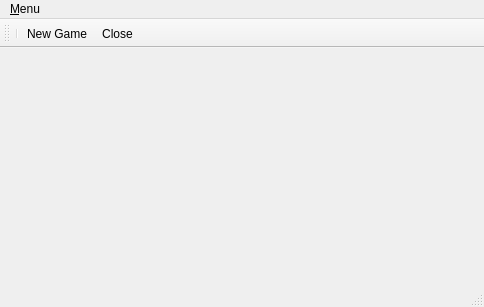
The window that source/MainWindow.ui (CrlosRodN/Sugoroku) describes before a commit, drawn with Qt 5.
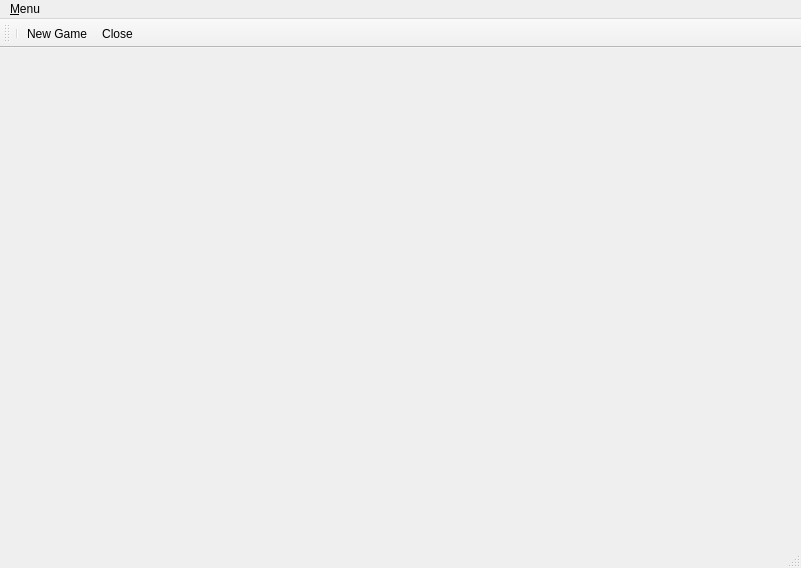
The same window after the commit. Icons and pictures are not drawn.

What changed in the file:
```diff
--- a/source/MainWindow.ui
+++ b/source/MainWindow.ui
@@ -6,21 +6,52 @@
    <rect>
     <x>0</x>
     <y>0</y>
-    <width>484</width>
-    <height>307</height>
+    <width>801</width>
+    <height>568</height>
    </rect>
   </property>
+  <property name="maximumSize">
+   <size>
+    <width>801</width>
+    <height>568</height>
+   </size>
+  </property>
   <property name="windowTitle">
    <string>MainWindow</string>
   </property>
-  <widget class="QWidget" name="centralWidget"/>
+  <widget class="QWidget" name="centralWidget">
+   <property name="minimumSize">
+    <size>
+     <width>0</width>
+     <height>400</height>
+    </size>
+   </property>
+   <property name="maximumSize">
+    <size>
+     <width>801</width>
+     <height>481</height>
+    </size>
+   </property>
+   <property name="sizeIncrement">
+    <size>
+     <width>0</width>
+     <height>0</height>
+    </size>
+   </property>
+   <property name="mouseTracking">
+    <bool>true</bool>
+   </property>
+   <property name="styleSheet">
+    <string notr="true">background-image: url(:/gameIcons/board.svg);</string>
+   </property>
+  </widget>
   <widget class="QMenuBar" name="menuBar">
    <property name="geometry">
     <rect>
      <x>0</x>
      <y>0</y>
-     <width>484</width>
-     <height>19</height>
+     <width>801</width>
+     <height>20</height>
     </rect>
    </property>
    <widget class="QMenu" name="menu_Menu">
@@ -43,13 +74,17 @@
     <enum>TopToolBarArea</enum>
    </attribute>
    <attribute name="toolBarBreak">
-    <bool>true</bool>
+    <bool>false</bool>
    </attribute>
    <addaction name="separator"/>
    <addaction name="actionNew_Game"/>
    <addaction name="actionClose"/>
   </widget>
-  <widget class="QStatusBar" name="statusBar"/>
+  <widget class="QStatusBar" name="statusBar">
+   <property name="enabled">
+    <bool>false</bool>
+   </property>
+  </widget>
   <action name="actionNew_Game">
    <property name="icon">
     <iconset>
```
Left out of the diff: 6 changed lines with no effect on the pictures.
